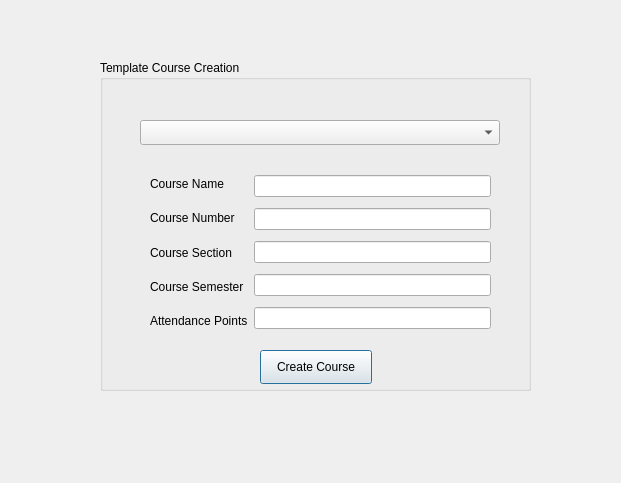
The window that assets/ui/TemplateCourseCreation.ui (meeksjt/SuperTeacherGradebook499) describes before a commit, drawn with Qt 5.
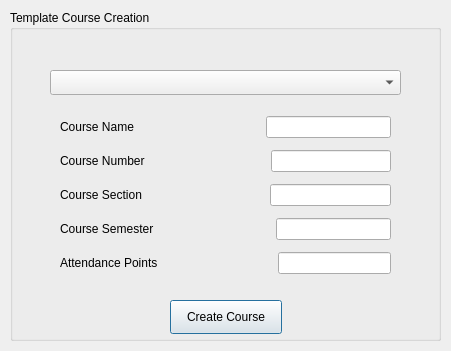
The same window after the commit.

Diff of the .ui file:
```diff
--- a/assets/ui/TemplateCourseCreation.ui
+++ b/assets/ui/TemplateCourseCreation.ui
@@ -6,8 +6,8 @@
    <rect>
     <x>0</x>
     <y>0</y>
-    <width>621</width>
-    <height>483</height>
+    <width>451</width>
+    <height>351</height>
    </rect>
   </property>
   <property name="windowTitle">
@@ -16,8 +16,8 @@
   <widget class="QGroupBox" name="groupBox">
    <property name="geometry">
     <rect>
-     <x>100</x>
-     <y>60</y>
+     <x>10</x>
+     <y>10</y>
      <width>431</width>
      <height>331</height>
     </rect>
@@ -25,18 +25,41 @@
    <property name="title">
     <string>Template Course Creation</string>
    </property>
-   <widget class="QWidget" name="horizontalLayoutWidget">
+   <widget class="QComboBox" name="courseChoiceBox">
+    <property name="geometry">
+     <rect>
+      <x>40</x>
+      <y>60</y>
+      <width>351</width>
+      <height>25</height>
+     </rect>
+    </property>
+   </widget>
+   <widget class="QPushButton" name="createCourseButton">
+    <property name="geometry">
+     <rect>
+      <x>160</x>
+      <y>290</y>
+      <width>112</width>
+      <height>34</height>
+     </rect>
+    </property>
+    <property name="text">
+     <string>Create Course</string>
+    </property>
+   </widget>
+   <widget class="QWidget" name="verticalLayoutWidget">
     <property name="geometry">
      <rect>
       <x>50</x>
-      <y>110</y>
-      <width>341</width>
-      <height>165</height>
+      <y>100</y>
+      <width>331</width>
+      <height>171</height>
      </rect>
     </property>
-    <layout class="QHBoxLayout" name="horizontalLayout">
+    <layout class="QVBoxLayout" name="verticalLayout">
      <item>
-      <layout class="QVBoxLayout" name="verticalLayout">
+      <layout class="QHBoxLayout" name="horizontalLayout_2">
        <item>
         <widget class="QLabel" name="courseNameLabel">
          <property name="text">
@@ -45,6 +68,26 @@
         </widget>
        </item>
        <item>
+        <spacer name="horizontalSpacer">
+         <property name="orientation">
+          <enum>Qt::Horizontal</enum>
+         </property>
+         <property name="sizeHint" stdset="0">
+          <size>
+           <width>40</width>
+           <height>20</height>
+          </size>
+         </property>
+        </spacer>
+       </item>
+       <item>
+        <widget class="QLineEdit" name="courseNameField"/>
+       </item>
+      </layout>
+     </item>
+     <item>
+      <layout class="QHBoxLayout" name="horizontalLayout_3">
+       <item>
         <widget class="QLabel" name="courseNumberLabel">
          <property name="text">
           <string>Course Number</string>
@@ -52,6 +95,26 @@
         </widget>
        </item>
        <item>
+        <spacer name="horizontalSpacer_2">
+         <property name="orientation">
+          <enum>Qt::Horizontal</enum>
+         </property>
+         <property name="sizeHint" stdset="0">
+          <size>
+           <width>40</width>
+           <height>20</height>
+          </size>
+         </property>
+        </spacer>
+       </item>
+       <item>
+        <widget class="QLineEdit" name="courseNumberField"/>
+       </item>
+      </layout>
+     </item>
+     <item>
+      <layout class="QHBoxLayout" name="horizontalLayout_4">
+       <item>
         <widget class="QLabel" name="courseSectionLabel">
          <property name="text">
           <string>Course Section</string>
@@ -59,6 +122,26 @@
         </widget>
        </item>
        <item>
+        <spacer name="horizontalSpacer_3">
+         <property name="orientation">
+          <enum>Qt::Horizontal</enum>
+         </property>
+         <property name="sizeHint" stdset="0">
+          <size>
+           <width>40</width>
+           <height>20</height>
+          </size>
+         </property>
+        </spacer>
+       </item>
+       <item>
+        <widget class="QLineEdit" name="courseSectionField"/>
+       </item>
+      </layout>
+     </item>
+     <item>
+      <layout class="QHBoxLayout" name="horizontalLayout_5">
+       <item>
         <widget class="QLabel" name="courseSemesterLabel">
          <property name="text">
           <string>Course Semester</string>
@@ -66,27 +149,44 @@
         </widget>
        </item>
        <item>
+        <spacer name="horizontalSpacer_4">
+         <property name="orientation">
+          <enum>Qt::Horizontal</enum>
+         </property>
+         <property name="sizeHint" stdset="0">
+          <size>
+           <width>40</width>
+           <height>20</height>
+          </size>
+         </property>
+        </spacer>
+       </item>
+       <item>
+        <widget class="QLineEdit" name="courseSemesterField"/>
+       </item>
+      </layout>
+     </item>
+     <item>
+      <layout class="QHBoxLayout" name="horizontalLayout_6">
+       <item>
         <widget class="QLabel" name="attendancePointsLabel">
          <property name="text">
           <string>Attendance Points</string>
          </property>
         </widget>
        </item>
-      </layout>
-     </item>
-     <item>
-      <layout class="QVBoxLayout" name="verticalLayout_2">
        <item>
-        <widget class="QLineEdit" name="courseNameField"/>
-       </item>
-       <item>
-        <widget class="QLineEdit" name="courseNumberField"/>
-       </item>
-       <item>
-        <widget class="QLineEdit" name="courseSectionField"/>
-       </item>
-       <item>
-        <widget class="QLineEdit" name="courseSemesterField"/>
+        <spacer name="horizontalSpacer_5">
+         <property name="orientation">
+          <enum>Qt::Horizontal</enum>
+         </property>
+         <property name="sizeHint" stdset="0">
+          <size>
+           <width>40</width>
+           <height>20</height>
+          </size>
+         </property>
+        </spacer>
        </item>
        <item>
         <widget class="QLineEdit" name="attendancePointsField"/>
@@ -95,29 +195,6 @@
      </item>
     </layout>
    </widget>
-   <widget class="QComboBox" name="courseChoiceBox">
-    <property name="geometry">
-     <rect>
-      <x>40</x>
-      <y>60</y>
-      <width>360</width>
-      <height>25</height>
-     </rect>
-    </property>
-   </widget>
-   <widget class="QPushButton" name="createCourseButton">
-    <property name="geometry">
-     <rect>
-      <x>160</x>
-      <y>290</y>
-      <width>112</width>
-      <height>34</height>
-     </rect>
-    </property>
-    <property name="text">
-     <string>Create Course</string>
-    </property>
-   </widget>
   </widget>
  </widget>
  <resources/>
```
